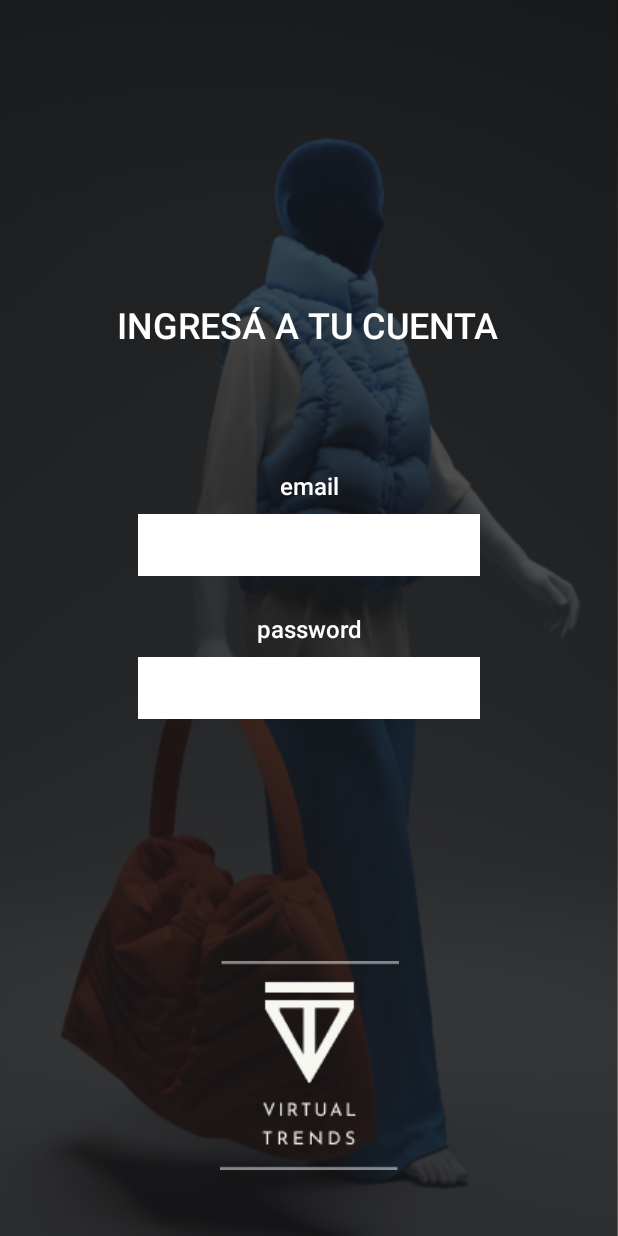
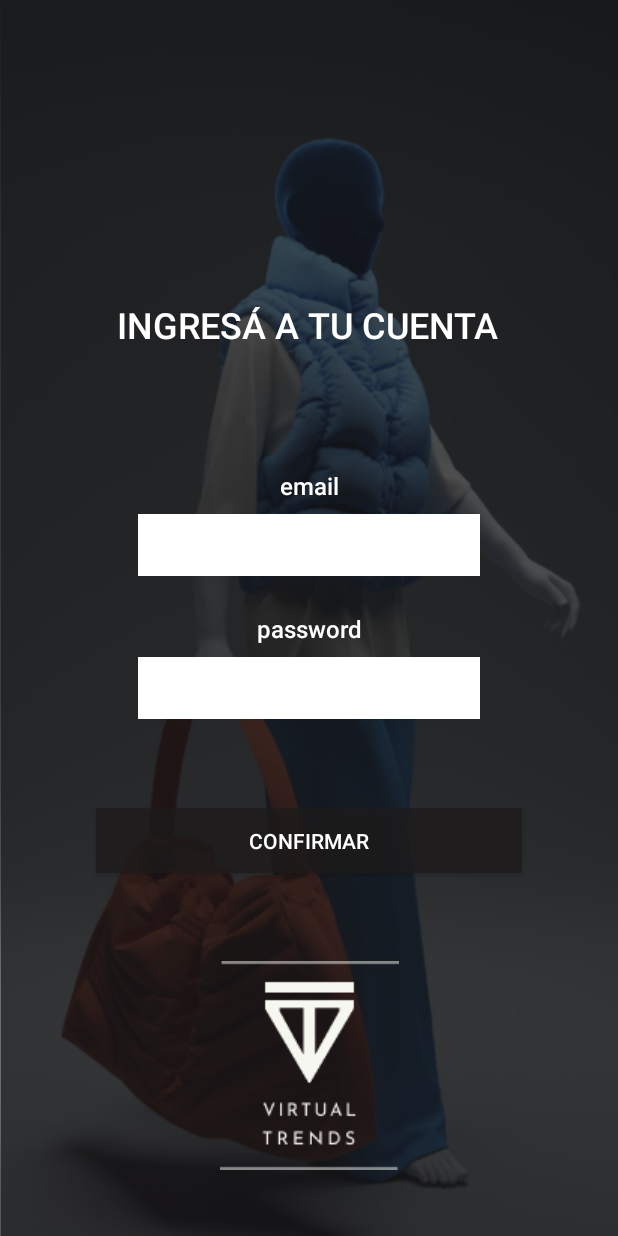
Before and after one commit to Gaghyta/VIRTUAL-TRENDS-Proyecto-ISPC-Mobile, an Android app: the layout activity_login.xml on its own in the app's theme, with its tools: preview values and no code run, on a phone screen of 412 x 824 dp. Run offline under Robolectric (Android 15) with nearby library versions, the light colour scheme and no system bars.

Commit message:
menu y boton confirmar en login

```diff
--- a/ANDROID/Proyecto App Mobil/app/src/main/res/layout/activity_login.xml
+++ b/ANDROID/Proyecto App Mobil/app/src/main/res/layout/activity_login.xml
@@ -7,6 +7,20 @@
     android:background="@drawable/fondo"
     tools:context=".HomeActivity">
 
+    <androidx.appcompat.widget.AppCompatButton
+        android:id="@+id/buttonAccept"
+        android:layout_width="0dp"
+        android:layout_height="43dp"
+        android:layout_marginStart="64dp"
+        android:layout_marginEnd="64dp"
+        android:background="#BE1E1B1B"
+        android:text="@string/enter_button"
+        android:textColor="#FFFFFF"
+        app:layout_constraintBottom_toTopOf="@+id/imageView"
+        app:layout_constraintEnd_toEndOf="parent"
+        app:layout_constraintStart_toStartOf="parent"
+        app:layout_constraintTop_toBottomOf="@+id/editTextPassword" />
+
     <FrameLayout
         android:id="@+id/frameLayout"
         android:layout_width="411dp"
@@ -14,7 +28,7 @@
         android:background="#B3191B1D"
         app:layout_constraintBottom_toBottomOf="parent"
         app:layout_constraintEnd_toEndOf="parent"
-        app:layout_constraintHorizontal_bias="0.0"
+        app:layout_constraintHorizontal_bias="1.0"
         app:layout_constraintStart_toStartOf="parent"
         app:layout_constraintTop_toTopOf="parent"
         app:layout_constraintVertical_bias="1.0" />
@@ -57,7 +71,6 @@
         android:background="@color/white"
         android:ems="10"
         android:inputType="textPassword"
-        app:layout_constraintBottom_toTopOf="@+id/textView4"
         app:layout_constraintEnd_toEndOf="parent"
         app:layout_constraintStart_toStartOf="parent"
         app:layout_constraintTop_toBottomOf="@+id/textViewPassword"
--- a/ANDROID/Proyecto App Mobil/app/src/main/res/values/strings.xml
+++ b/ANDROID/Proyecto App Mobil/app/src/main/res/values/strings.xml
@@ -5,4 +5,8 @@
     <string name="login_title">INGRESÁ A TU CUENTA</string>
     <string name="email_title">email</string>
     <string name="password_title">password</string>
+    <string name="enter_button">CONFIRMAR</string>
+    <string name="menu_home">Home</string>
+    <string name="menu_editar_perfil">Editar Perfil</string>
+
 </resources>
```
Also changed, not shown: ANDROID/Proyecto App Mobil/app/src/main/AndroidManifest.xml (+8 -6 lines), ANDROID/Proyecto App Mobil/app/src/main/java/com/example/virtualtrendsmovile/HomeActivity.java (+34 -0 lines), ANDROID/Proyecto App Mobil/app/src/main/res/menu/menu.xml (added, +11 -0 lines).
